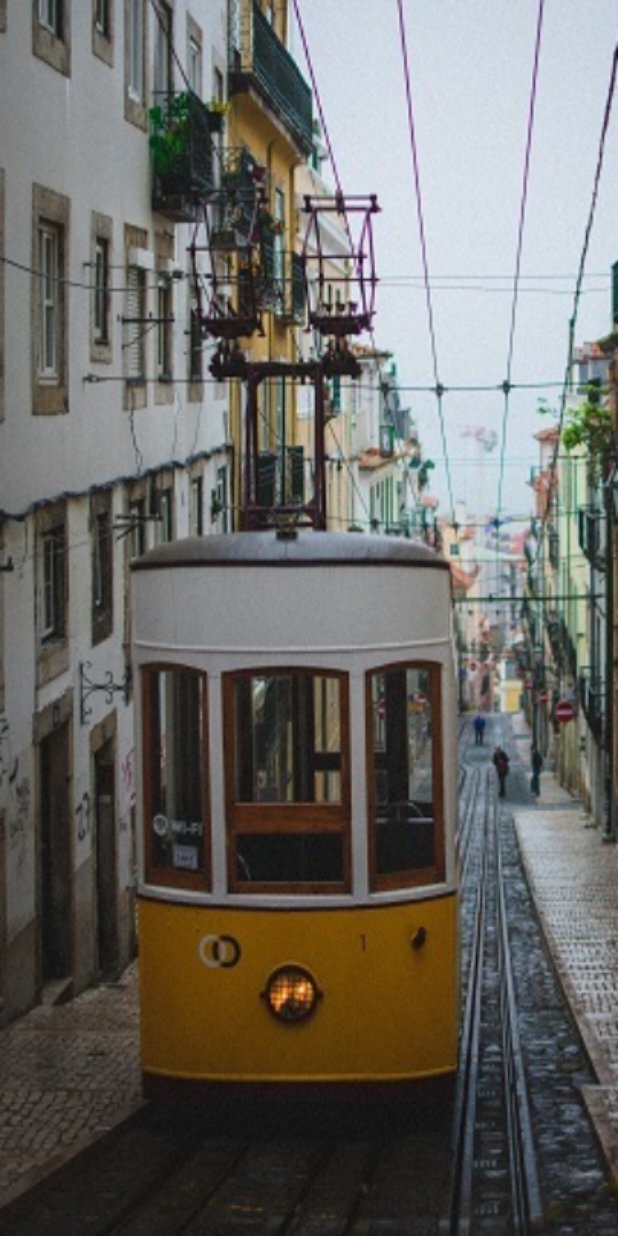
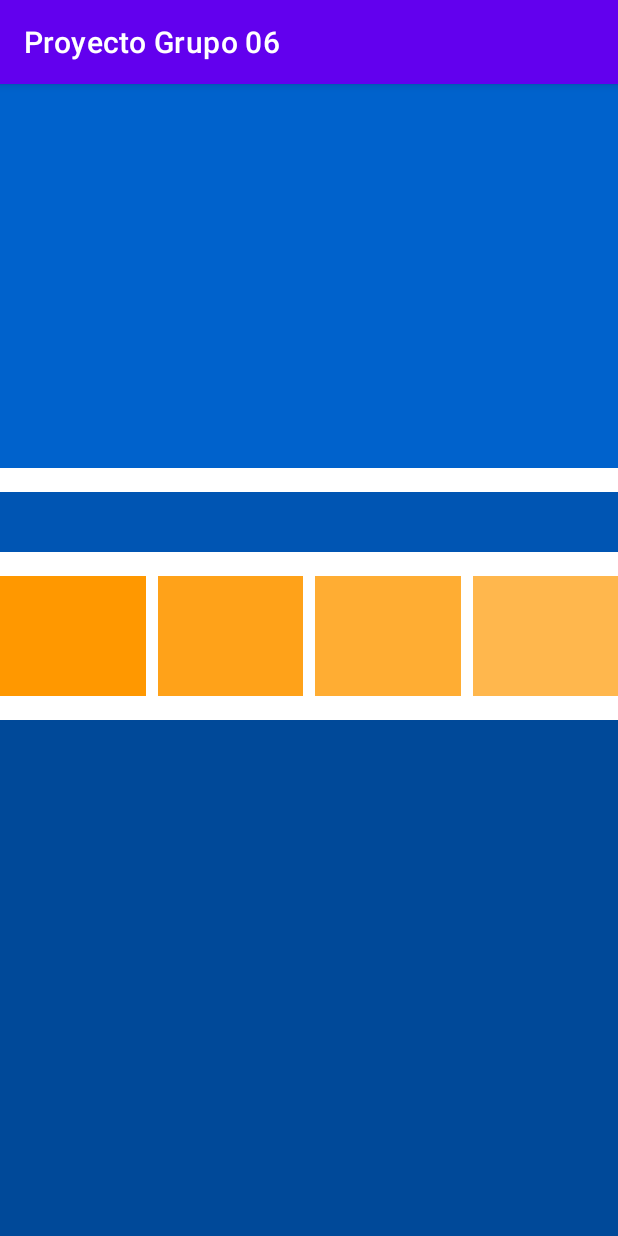
Before and after one commit to luise-phd/ProyectoAndroidGrupo06, an Android app: the screen it shows after launch (SplashScreen before the commit, FourthActivity after it), on a phone screen of 412 x 824 dp. Run offline under Robolectric (Android 15) with nearby library versions, the phone set to English and light mode, and no system bars.

Commit message:
ScrollView

```diff
--- /dev/null
+++ b/app/src/main/java/com/ingluise/ProyectoAndroidGrupo06/FourthActivity.java
@@ -0,0 +1,14 @@
+package com.ingluise.ProyectoAndroidGrupo06;
+
+import androidx.appcompat.app.AppCompatActivity;
+
+import android.os.Bundle;
+
+public class FourthActivity extends AppCompatActivity {
+
+    @Override
+    protected void onCreate(Bundle savedInstanceState) {
+        super.onCreate(savedInstanceState);
+        setContentView(R.layout.activity_fourth);
+    }
+}
--- /dev/null
+++ b/app/src/main/res/layout/activity_fourth.xml
@@ -0,0 +1,94 @@
+<?xml version="1.0" encoding="utf-8"?>
+<ScrollView xmlns:android="http://schemas.android.com/apk/res/android"
+    xmlns:app="http://schemas.android.com/apk/res-auto"
+    xmlns:tools="http://schemas.android.com/tools"
+    android:layout_width="match_parent"
+    android:layout_height="match_parent"
+    android:orientation="vertical">
+
+    <androidx.constraintlayout.widget.ConstraintLayout
+        android:layout_width="match_parent"
+        android:layout_height="wrap_content"
+        tools:context=".FourthActivity">
+
+        <TextView
+            android:id="@+id/child_scroll"
+            android:layout_width="0dp"
+            android:layout_height="256dp"
+            android:background="@color/blue2"
+            app:layout_constraintLeft_toLeftOf="parent"
+            app:layout_constraintRight_toRightOf="parent"
+            app:layout_constraintTop_toTopOf="parent" />
+
+        <TextView
+            android:id="@+id/headline"
+            android:layout_width="0dp"
+            android:layout_height="40dp"
+            android:layout_marginTop="16dp"
+            android:background="@color/blue3"
+            app:layout_constraintEnd_toEndOf="parent"
+            app:layout_constraintLeft_toLeftOf="parent"
+            app:layout_constraintStart_toStartOf="parent"
+            app:layout_constraintTop_toBottomOf="@+id/child_scroll" />
+
+        <TextView
+            android:id="@+id/indicator_1"
+            android:layout_width="0dp"
+            android:layout_height="80dp"
+            android:layout_marginTop="16dp"
+            android:layout_marginEnd="8dp"
+            android:layout_marginRight="8dp"
+            android:background="@color/orange1"
+            app:layout_constraintEnd_toStartOf="@+id/indicator_2"
+            app:layout_constraintStart_toStartOf="parent"
+            app:layout_constraintTop_toBottomOf="@+id/headline" />
+
+        <TextView
+            android:id="@+id/indicator_2"
+            android:layout_width="0dp"
+            android:layout_height="80dp"
+            android:layout_marginTop="16dp"
+            android:layout_marginEnd="8dp"
+            android:layout_marginRight="8dp"
+            android:background="@color/orange2"
+            app:layout_constraintEnd_toStartOf="@+id/indicator_3"
+            app:layout_constraintHorizontal_bias="0.5"
+            app:layout_constraintStart_toEndOf="@+id/indicator_1"
+            app:layout_constraintTop_toBottomOf="@+id/headline" />
+
+        <TextView
+            android:id="@+id/indicator_3"
+            android:layout_width="0dp"
+            android:layout_height="80dp"
+            android:layout_marginTop="16dp"
+            android:layout_marginEnd="8dp"
+            android:layout_marginRight="8dp"
+            android:background="@color/orange3"
+            app:layout_constraintEnd_toStartOf="@+id/indicator_4"
+            app:layout_constraintHorizontal_bias="0.5"
+            app:layout_constraintStart_toEndOf="@+id/indicator_2"
+            app:layout_constraintTop_toBottomOf="@+id/headline" />
+
+        <TextView
+            android:id="@+id/indicator_4"
+            android:layout_width="0dp"
+            android:layout_height="80dp"
+            android:layout_marginTop="16dp"
+            android:background="@color/orange4"
+            app:layout_constraintEnd_toEndOf="parent"
+            app:layout_constraintHorizontal_bias="0.5"
+            app:layout_constraintStart_toEndOf="@+id/indicator_3"
+            app:layout_constraintTop_toBottomOf="@+id/headline" />
+
+        <TextView
+            android:id="@+id/body_text"
+            android:layout_width="0dp"
+            android:layout_height="512dp"
+            android:layout_marginTop="16dp"
+            android:background="@color/blue4"
+            app:layout_constraintLeft_toLeftOf="parent"
+            app:layout_constraintRight_toRightOf="parent"
+            app:layout_constraintTop_toBottomOf="@+id/indicator_1" />
+
+    </androidx.constraintlayout.widget.ConstraintLayout>
+</ScrollView>
--- a/app/src/main/res/menu/menu_main.xml
+++ b/app/src/main/res/menu/menu_main.xml
@@ -5,7 +5,7 @@
     <item
         android:id="@+id/mnu_second_activity"
         android:icon="@drawable/ic_second_activity"
-        android:title="@string/activity_second"
+        android:title="@string/activity_empleado"
         app:showAsAction="always" />
     <item
         android:id="@+id/mnu_third_activity"
--- a/app/src/main/res/values/colors.xml
+++ b/app/src/main/res/values/colors.xml
@@ -7,4 +7,13 @@
     <color name="teal_700">#FF018786</color>
     <color name="black">#FF000000</color>
     <color name="white">#FFFFFFFF</color>
+
+    <color name="blue1">#006ee6</color>
+    <color name="blue2">#0062cc</color>
+    <color name="blue3">#0055b3</color>
+    <color name="blue4">#004999</color>
+    <color name="orange1">#ff9800</color>
+    <color name="orange2">#ffa219</color>
+    <color name="orange3">#ffad33</color>
+    <color name="orange4">#ffb74d</color>
 </resources>
```
Also changed, not shown: app/src/main/AndroidManifest.xml (+7 -4 lines), app/src/main/java/com/ingluise/ProyectoAndroidGrupo06/EmpleadoActivity.java (renamed from app/src/main/java/com/ingluise/ProyectoAndroidGrupo06/SecondActivity.java, +5 -6 lines), app/src/main/java/com/ingluise/ProyectoAndroidGrupo06/MainActivity.java (+4 -4 lines), app/src/main/res/layout/activity_empleado.xml (added, +133 -0 lines), app/src/main/res/layout/activity_second.xml (deleted, +0 -17 lines), app/src/main/res/layout/activity_third.xml (+97 -4 lines), app/src/main/res/values/arrays.xml (added, +11 -0 lines), app/src/main/res/values/strings.xml (+11 -1 lines).
